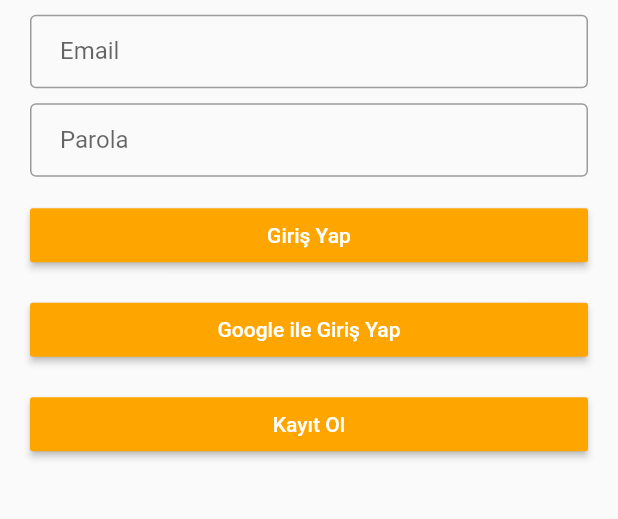
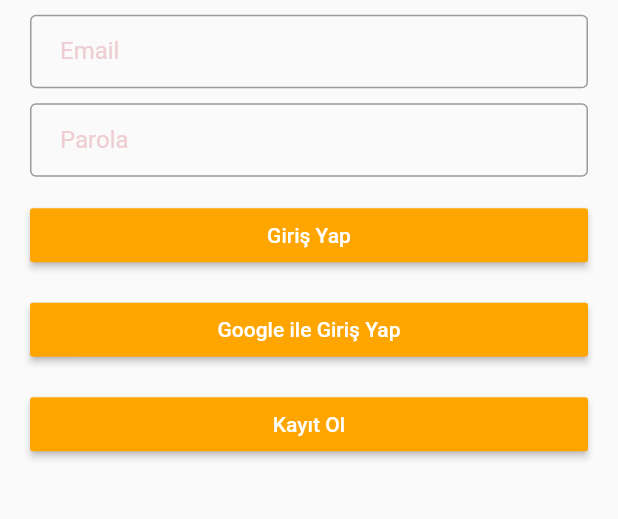
Before and after one commit to tugbaozaydin/news_app, a Flutter app: the screen it shows after launch, after a tap on "Giriş Yap", on a phone screen of 412 x 824 dp, the part 574-1093 px from its top. Run offline on Flutter 3.47's test engine with Material 2 defaults, Android fonts, the phone set to English and light mode, and no system bars; our stand-ins replace firebase_auth, firebase_core, google_sign_in, share, shared_preferences, webview_flutter; missing offline and left inert: webfeed; accounts and stored records are empty; network calls fail.

Commit message:
settings drawer  and dark mod added

```diff
--- /dev/null
+++ b/lib/dark_theme_provider.dart
@@ -0,0 +1,15 @@
+import 'package:flutter/material.dart';
+import 'package:news_app/preferences.dart';
+
+class DarkThemeProvider with ChangeNotifier {
+  Preferences darkThemePreference = Preferences();
+  bool _darkTheme = false;
+
+  bool get darkTheme => _darkTheme;
+
+  set darkTheme(bool value) {
+    _darkTheme = value;
+    darkThemePreference.setDarkTheme(value);
+    notifyListeners();
+  }
+}
--- a/lib/header_search.dart
+++ b/lib/header_search.dart
@@ -3,9 +3,10 @@ import 'constants.dart';
 
 class HeaderWithSearchBox extends StatelessWidget {
   final Size size;
+  final String title;
 
   const HeaderWithSearchBox({
-    Key key,this.size,
+    Key key,this.size, this.title,
   }): super(key: key);
   @override
   Widget build(BuildContext context) {
@@ -28,7 +29,7 @@ class HeaderWithSearchBox extends StatelessWidget {
             child: Row(
               children: [
                 Text(
-                  "Hi Tuğba",
+                  title,
                   style: Theme.of(context).textTheme.headline5.copyWith(
                       color: Colors.white, fontWeight: FontWeight.bold),
                 ),Spacer(),
--- a/lib/login_screen.dart
+++ b/lib/login_screen.dart
@@ -1,6 +1,7 @@
 import 'dart:async';
 
 import 'package:flutter/material.dart';
+import 'package:news_app/preferences.dart';
 import 'package:news_app/register_screen.dart';
 
 import 'constants.dart';
@@ -59,6 +60,7 @@ class _LoginScreenState extends State<LoginScreen>
                                     email: usernameController.text,
                                     password: passwordController.text))
                             .user;
+                        Preferences().setEmail(user.email);
                         Navigator.popAndPushNamed(
                             context, DashboardScreen.routeName,
                             arguments: {});
@@ -94,6 +96,8 @@ class _LoginScreenState extends State<LoginScreen>
                             .instance
                             .signInWithCredential(googleAuthCredential);
                         final user = userCredential.user;
+                        Preferences().setEmail(user.email);
+
                       });
                     },
                   ),
--- a/lib/main.dart
+++ b/lib/main.dart
@@ -1,10 +1,12 @@
 import 'package:flutter/material.dart';
 import 'package:news_app/dashboard_screen.dart';
 import 'package:news_app/detail_screen.dart';
+import 'package:news_app/preferences.dart';
 import 'package:news_app/register_screen.dart';
-import 'package:news_app/splash_screen.dart';
 import 'package:firebase_core/firebase_core.dart';
-
+import 'package:news_app/styles.dart';
+import 'package:provider/provider.dart';
+import 'dark_theme_provider.dart';
 import 'login_screen.dart';
 
 void main() async {
@@ -13,26 +15,52 @@ void main() async {
   await Firebase.initializeApp();
 
   runApp(MyApp());
-
 }
 
-class MyApp extends StatelessWidget {
+class MyApp extends StatefulWidget {
+  @override
+  _MyAppState createState() => _MyAppState();
+}
+
+class _MyAppState extends State<MyApp> {
+  String email;
+
+  @override
+  void initState() {
+    super.initState();
+    getCurrentAppTheme();
+    Preferences().getEmail().then((value) => email = value);
+  }
+
+  DarkThemeProvider themeChangeProvider = new DarkThemeProvider();
+
+  void getCurrentAppTheme() async {
+    themeChangeProvider.darkTheme =
+        await themeChangeProvider.darkThemePreference.getTheme();
+  }
+
   @override
   Widget build(BuildContext context) {
-    return MaterialApp(
-      title: 'Haberler',
-      debugShowCheckedModeBanner: false,
-      theme: ThemeData(
-        primarySwatch: Colors.blue,
-        visualDensity: VisualDensity.adaptivePlatformDensity,
+    return ChangeNotifierProvider(
+      create: (_) {
+        return themeChangeProvider;
+      },
+      child: Consumer<DarkThemeProvider>(
+        builder: (BuildContext context, value, Widget child) {
+          return MaterialApp(
+            title: 'Haberler',
+            debugShowCheckedModeBanner: false,
+            theme: Styles.themeData(themeChangeProvider.darkTheme, context),
+            home: email.isEmpty ? LoginScreen() : DashboardScreen(),
+            routes: {
+              LoginScreen.routeName: (context) => LoginScreen(),
+              RegisterScreen.routeName: (context) => RegisterScreen(),
+              DashboardScreen.routeName: (context) => DashboardScreen(),
+              DetailScreen.routeName: (context) => DetailScreen()
+            },
+          );
+        },
       ),
-      home: SplashScreen(),
-      routes: {
-        LoginScreen.routeName: (context) => LoginScreen(),
-        RegisterScreen.routeName:(context) =>RegisterScreen(),
-        DashboardScreen.routeName:(context)=>DashboardScreen(),
-        DetailScreen.routeName:(context)=>DetailScreen()
-      },
     );
   }
 }
--- /dev/null
+++ b/lib/preferences.dart
@@ -0,0 +1,52 @@
+import 'package:shared_preferences/shared_preferences.dart';
+
+
+class Preferences {
+  SharedPreferences prefs;
+
+  Future<bool> setEmail(String value) async {
+    prefs = await SharedPreferences.getInstance();
+    Future<bool> pref = prefs.setString("email", value);
+    return pref;
+  }
+
+  Future<String> getEmail() async {
+    prefs = await SharedPreferences.getInstance();
+    String pref = prefs.getString("email") ?? "";
+
+    return pref;
+  }
+  Future<bool> setNews(String value) async {
+    prefs = await SharedPreferences.getInstance();
+    Future<bool> pref = prefs.setString("news", value);
+    return pref;
+  }
+
+  Future<String> getNews() async {
+    prefs = await SharedPreferences.getInstance();
+    String pref = prefs.getString("news") ?? "";
+
+    return pref;
+  }
+  Future<bool> setNewsLink(String value) async {
+    prefs = await SharedPreferences.getInstance();
+    Future<bool> pref = prefs.setString("newsLink", value);
+    return pref;
+  }
+
+  Future<String> getNewsLink() async {
+    prefs = await SharedPreferences.getInstance();
+    String pref = prefs.getString("newsLink") ?? "";
+
+    return pref;
+  }
+  setDarkTheme(bool value) async {
+    SharedPreferences prefs = await SharedPreferences.getInstance();
+    prefs.setBool("theme", value);
+  }
+
+  Future<bool> getTheme() async {
+    SharedPreferences prefs = await SharedPreferences.getInstance();
+    return prefs.getBool("theme") ?? false;
+  }
+}
--- /dev/null
+++ b/lib/styles.dart
@@ -0,0 +1,36 @@
+import 'dart:ui';
+
+import 'package:flutter/material.dart';
+
+class Styles {
+
+  static ThemeData themeData(bool isDarkTheme, BuildContext context) {
+    return ThemeData(
+      primarySwatch: Colors.orange,
+      primaryColor: isDarkTheme ? Colors.black : Colors.white,
+
+      backgroundColor: isDarkTheme ? Color(0xff3B3B3B) : Color(0xffF1F5FB),
+
+      indicatorColor: isDarkTheme ? Color(0xff0E1D36) : Color(0xffCBDCF8),
+      buttonColor: isDarkTheme ? Color(0xff3B3B3B) : Color(0xffF1F5FB),
+
+      hintColor: isDarkTheme ? Color(0xff280C0B) : Color(0xffEECED3),
+
+      highlightColor: isDarkTheme ? Color(0xff372901) : Color(0xffFCE192),
+      hoverColor: isDarkTheme ? Color(0xff3A3A3B) : Color(0xff4285F4),
+
+      focusColor: isDarkTheme ? Color(0xff0B2512) : Color(0xffA8DAB5),
+      disabledColor: Colors.grey,
+      textSelectionColor: isDarkTheme ? Colors.white : Colors.black,
+      cardColor: isDarkTheme ? Color(0xFF151515) : Colors.white,
+      canvasColor: isDarkTheme ? Color(0xff3B3B3B) : Colors.grey[50],
+      brightness: isDarkTheme ? Brightness.dark : Brightness.light,
+      buttonTheme: Theme.of(context).buttonTheme.copyWith(
+          colorScheme: isDarkTheme ? ColorScheme.dark() : ColorScheme.light()),
+      appBarTheme: AppBarTheme(
+        elevation: 0.0,
+      ),
+    );
+
+  }
+}
```
Also changed, not shown: lib/dashboard_screen.dart (+125 -14 lines), lib/detail_screen.dart (+21 -9 lines), pubspec.yaml (+8 -1 lines), pubspec.lock, 3 other files.
